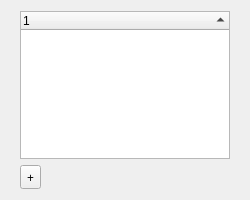
Old version of the form UI/glitch-structures.ui in the repository textbrowser/glitch.
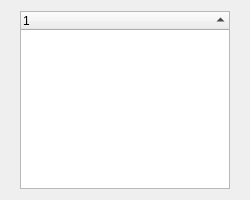
New version of the form. Icons and pictures are not drawn. Custom widgets are drawn as their Qt base class.

Commit message: Twisted widgets.

```diff
--- a/UI/glitch-structures.ui
+++ b/UI/glitch-structures.ui
@@ -60,38 +60,6 @@
         </column>
        </widget>
       </item>
-      <item>
-       <layout class="QHBoxLayout" name="horizontalLayout">
-        <item>
-         <widget class="QToolButton" name="collapse">
-          <property name="font">
-           <font>
-            <family>Courier 10 Pitch</family>
-           </font>
-          </property>
-          <property name="toolTip">
-           <string>Collapse / Expand</string>
-          </property>
-          <property name="text">
-           <string>+</string>
-          </property>
-         </widget>
-        </item>
-        <item>
-         <spacer name="horizontalSpacer">
-          <property name="orientation">
-           <enum>Qt::Horizontal</enum>
-          </property>
-          <property name="sizeHint" stdset="0">
-           <size>
-            <width>40</width>
-            <height>20</height>
-           </size>
-          </property>
-         </spacer>
-        </item>
-       </layout>
-      </item>
      </layout>
     </widget>
    </item>
```
Left out of the diff: 1 changed line with no effect on the pictures. The commit also changes 2 other files.
